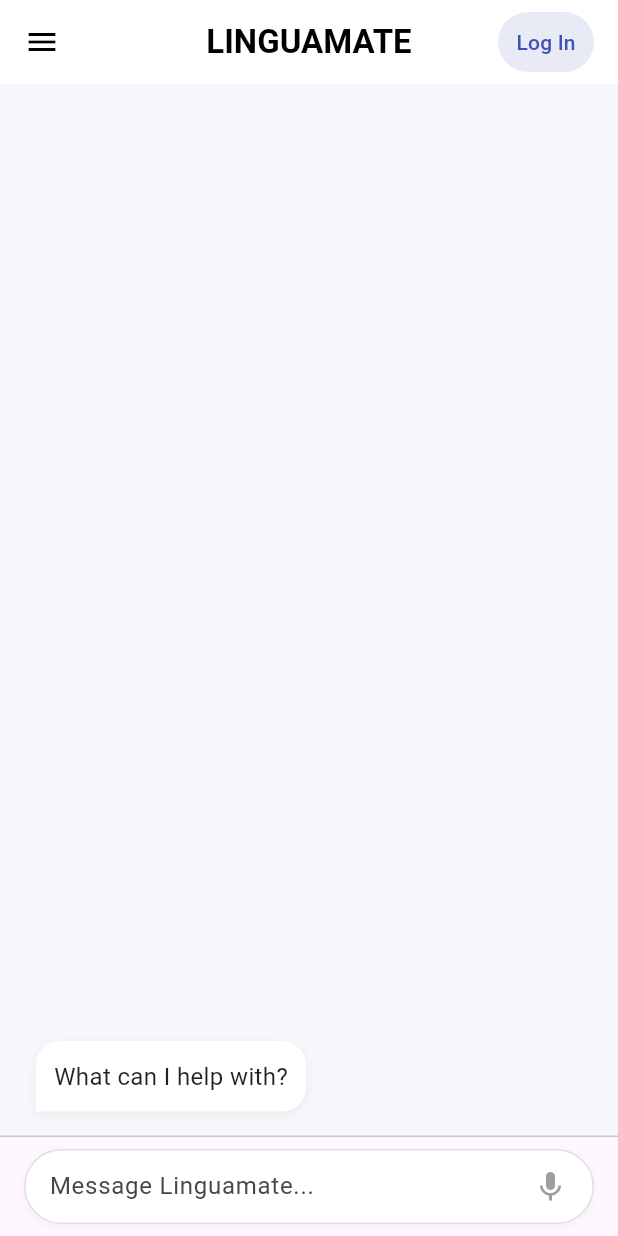
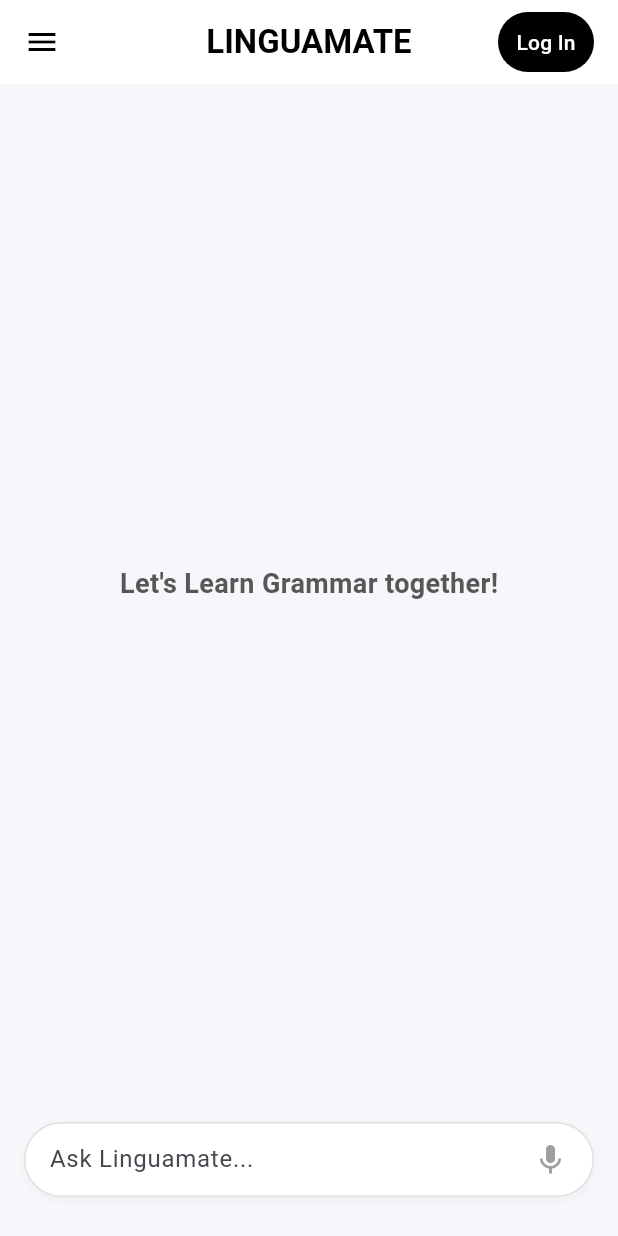
Before and after one commit to ChamodDulanjana/Linguamate-FE, a Flutter app: the screen it shows after launch, on a phone screen of 412 x 824 dp. Run offline on Flutter 3.47's test engine with Material 3 defaults, Android fonts, the phone set to English and light mode, and no system bars.

Commit message:
changing the chat screen ui

```diff
--- a/lib/screens/chat_screen.dart
+++ b/lib/screens/chat_screen.dart
@@ -16,12 +16,12 @@ class _ChatScreenState extends State<ChatScreen> {
   bool _isComposing = false;
   bool _isTyping = false; // Bot typing indicator state
 
-  @override
-  void initState() {
-    super.initState();
-    // specific initial message
-    _messages.add(ChatMessage(text: "What can I help with?", isUser: false));
-  }
+  // @override
+  // void initState() {
+  //   super.initState();
+  //   // specific initial message
+  //   _messages.add(ChatMessage(text: "What can I help with?", isUser: false));
+  // }
 
   void _handleSubmitted(String text) {
     _textController.clear();
@@ -82,8 +82,8 @@ class _ChatScreenState extends State<ChatScreen> {
             child: TextButton(
               onPressed: _showLoginSheet,
               style: TextButton.styleFrom(
-                foregroundColor: Colors.indigo,
-                backgroundColor: Colors.indigo.shade50,
+                foregroundColor: Colors.white,
+                backgroundColor: Colors.black,
                 shape: RoundedRectangleBorder(
                   borderRadius: BorderRadius.circular(20),
                 ),
@@ -130,7 +130,16 @@ class _ChatScreenState extends State<ChatScreen> {
         children: [
           Expanded(
             child: _messages.isEmpty
-                ? const Center(child: Text("Start chatting!"))
+                ? const Center(
+                    child: Text(
+                      "Let's Learn Grammar together!",
+                      style: TextStyle(
+                        fontSize: 18,
+                        fontWeight: FontWeight.bold,
+                        color: Color.fromARGB(255, 87, 87, 87),
+                      ),
+                    ),
+                  )
                 : ListView.builder(
                     padding: const EdgeInsets.all(8.0),
                     reverse:
@@ -160,11 +169,7 @@ class _ChatScreenState extends State<ChatScreen> {
                     },
                   ),
           ),
-          const Divider(height: 1.0),
-          Container(
-            decoration: BoxDecoration(color: Theme.of(context).cardColor),
-            child: _buildTextComposer(),
-          ),
+          _buildTextComposer(),
         ],
       ),
     );
@@ -174,7 +179,7 @@ class _ChatScreenState extends State<ChatScreen> {
     return IconTheme(
       data: IconThemeData(color: Theme.of(context).colorScheme.secondary),
       child: Container(
-        margin: const EdgeInsets.symmetric(horizontal: 16.0, vertical: 8.0),
+        margin: const EdgeInsets.symmetric(horizontal: 16.0, vertical: 26.0),
         decoration: BoxDecoration(
           color: Colors.white,
           borderRadius: BorderRadius.circular(30),
@@ -199,7 +204,7 @@ class _ChatScreenState extends State<ChatScreen> {
                   });
                 },
                 decoration: const InputDecoration.collapsed(
-                  hintText: "Message Linguamate...",
+                  hintText: "Ask Linguamate...",
                 ),
               ),
             ),
```
